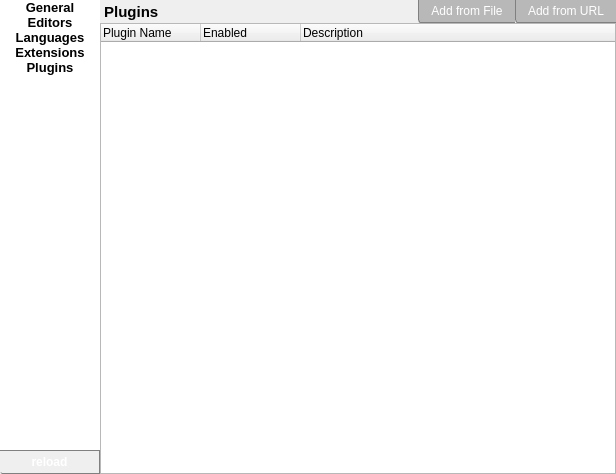
Before: the Qt Designer form plugins/settings/settings.ui in rkyleg/scope, drawn with Qt 5.
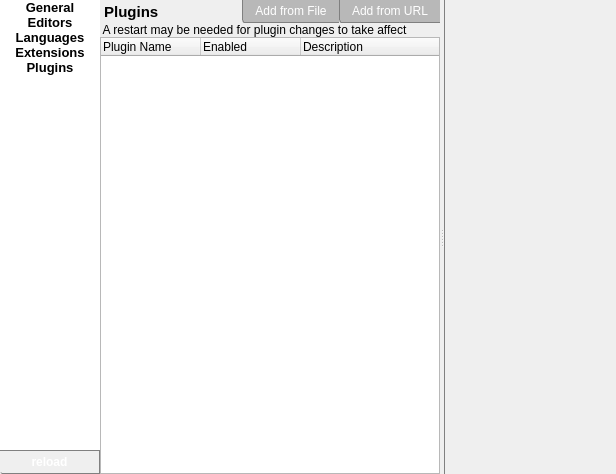
After: the same form once the commit is applied. The open tabs and pages were chosen to show the change. Icons and pictures are not drawn.

Commit message: added install and enable plugins from settings editor removed settings object from scope_plugin new plugin.json file for each plugin storing details and settings

```diff
--- a/plugins/settings/settings.ui
+++ b/plugins/settings/settings.ui
@@ -153,7 +153,11 @@
      </property>
     </widget>
    </item>
-   <item row="0" column="1" rowspan="3">
+   <item row="0" column="1" rowspan="2">
+    <widget class="QSplitter" name="splitter">
+     <property name="orientation">
+      <enum>Qt::Horizontal</enum>
+     </property>
     <widget class="QStackedWidget" name="sw_main">
      <property name="currentIndex">
       <number>0</number>
@@ -632,8 +636,8 @@
          </property>
         </widget>
        </item>
-       <item row="1" column="0" colspan="5">
-        <widget class="QTreeWidget" name="treeWidget">
+        <item row="2" column="0" colspan="5">
+         <widget class="QTreeWidget" name="tr_plugins">
          <column>
           <property name="text">
            <string>Plugin Name</string>
@@ -651,7 +655,27 @@
          </column>
         </widget>
        </item>
-      </layout>
+        <item row="1" column="0" colspan="5">
+         <widget class="QLabel" name="label_10">
+          <property name="text">
+           <string> A restart may be needed for plugin changes to take affect</string>
+          </property>
+         </widget>
+        </item>
+       </layout>
+      </widget>
+     </widget>
+     <widget class="QTextBrowser" name="textBrowser">
+      <property name="styleSheet">
+       <string notr="true">QTextBrowser {
+	background:transparent;
+	color:white;
+	border-left:1px solid gray;
+}</string>
+      </property>
+      <property name="frameShape">
+       <enum>QFrame::NoFrame</enum>
+      </property>
      </widget>
     </widget>
    </item>
```
Left out of the diff: 6 changed lines with no effect on the pictures. Lines whose indentation alone changed are shown as unchanged. The commit also changes 37 other files.
